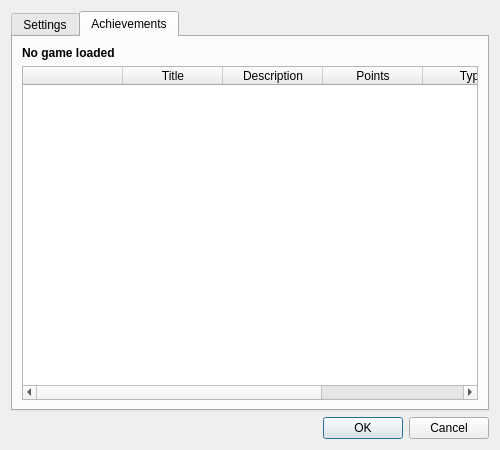
The window that src/frontend/qt_sdl/RASettingsDialog.ui (PanMenel/melonDS-Menel-Forks) describes before a commit, drawn with Qt 5.
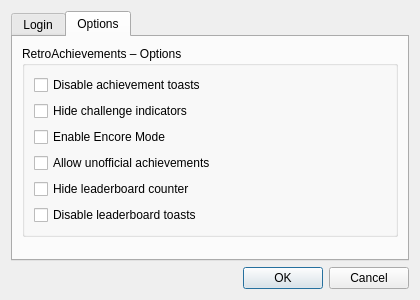
The same window after the commit. The open tabs and pages were chosen to show the change.

```diff
--- a/src/frontend/qt_sdl/RASettingsDialog.ui
+++ b/src/frontend/qt_sdl/RASettingsDialog.ui
@@ -6,8 +6,8 @@
    <rect>
     <x>0</x>
     <y>0</y>
-    <width>500</width>
-    <height>450</height>
+    <width>420</width>
+    <height>300</height>
    </rect>
   </property>
   <property name="windowTitle">
@@ -16,12 +16,9 @@
   <layout class="QVBoxLayout" name="verticalLayout">
    <item>
     <widget class="QTabWidget" name="tabWidget">
-     <property name="currentIndex" stdset="0">
-      <number>0</number>
-     </property>
-     <widget class="QWidget" name="tabRA">
+      <widget class="QWidget" name="tabLogin">
       <attribute name="title">
-       <string>Settings</string>
+          <string>Login</string>
       </attribute>
       <layout class="QVBoxLayout" name="verticalLayoutRA">
        <item>
@@ -96,55 +93,72 @@
      </widget>
      <widget class="QWidget" name="tabAchievements">
       <attribute name="title">
-       <string>Achievements</string>
-      </attribute>
-      <layout class="QVBoxLayout" name="verticalLayout_2">
+<string>Options</string>
+  </attribute>
+  <layout class="QVBoxLayout" name="verticalLayoutOptions">
        <item>
-        <widget class="QLabel" name="lblRAAchievementsHeader">
+      <widget class="QGroupBox" name="groupRAUIOptions">
+        <property name="title">
+          <string>RetroAchievements – Options</string>
+        </property>
+        <layout class="QVBoxLayout" name="layoutRAUIOptions">
+          <item>
+            <widget class="QCheckBox" name="cbRAAchievementToasts">
          <property name="text">
-          <string>No game loaded</string>
-         </property>
-         <property name="font">
-          <font>
-           <weight>75</weight>
-           <bold>true</bold>
-          </font>
-         </property>
+                <string>Disable achievement toasts</string>
+              </property>
         </widget>
        </item>
        <item>
-    <widget class="QTableWidget" name="tblRAAchievements">
-    <column>
+            <widget class="QCheckBox" name="cbRAChallengeIndicators">
       <property name="text">
-      <string></string>
-      </property>
-    </column>
-    <column>
+                <string>Hide challenge indicators</string>
+              </property>
+            </widget>
+          </item>
+          <item>
+            <widget class="QCheckBox" name="cbRAEncoreMode">
       <property name="text">
-      <string>Title</string>
-      </property>
-    </column>
-    <column>
+                <string>Enable Encore Mode</string>
+              </property>
+            </widget>
+          </item>
+          <item>
+            <widget class="QCheckBox" name="cbRAUnofficialMode">
       <property name="text">
-      <string>Description</string>
-      </property>
-    </column>
-    <column>
+                <string>Allow unofficial achievements</string>
+              </property>
+            </widget>
+          </item>
+            <item>
+            <widget class="QCheckBox" name="cbRALeaderboardCounter">
       <property name="text">
-      <string>Points</string>
-      </property>
-    </column>
-    <column>
+                <string>Hide leaderboard counter</string>
+              </property>
+            </widget>
+          </item>
+          <item>
+            <widget class="QCheckBox" name="cbRALeaderboardToasts">
       <property name="text">
-      <string>Type</string>
-      </property>
-    </column>
-    <column>
-      <property name="text">
-      <string>Status</string>
-      </property>
-    </column>
-    </widget>
+                <string>Disable leaderboard toasts</string>
+              </property>
+            </widget>
+          </item>
+        </layout>
+      </widget>
+    </item>
+    <item>
+      <spacer name="verticalSpacerOptions">
+        <property name="orientation">
+          <enum>Qt::Vertical</enum>
+        </property>
+        <property name="sizeHint">
+          <size>
+            <width>20</width>
+            <height>40</height>
+          </size>
+        </property>
+      </spacer>
        </item>
       </layout>
      </widget>
```
Left out of the diff: 14 changed lines with no effect on the pictures. Lines whose indentation alone changed are shown as unchanged.
